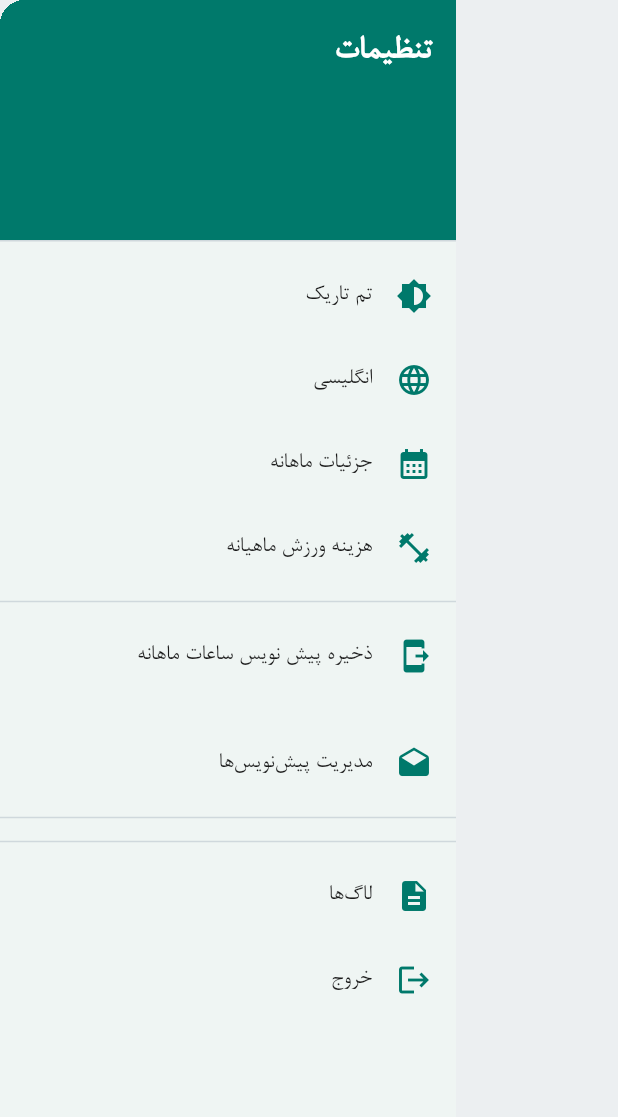
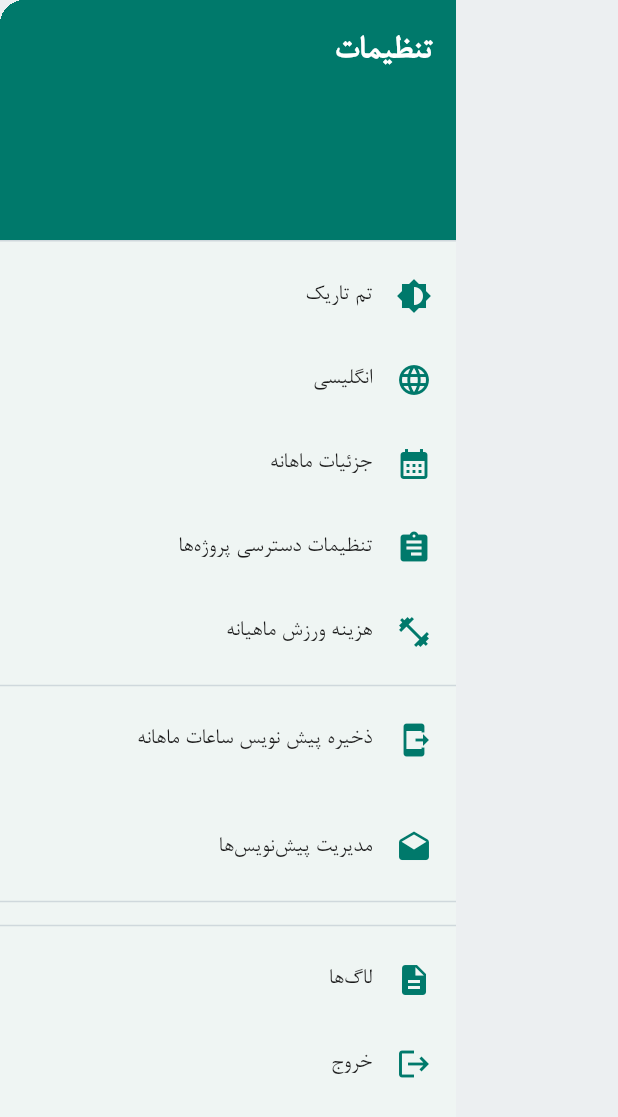
Before and after one commit to masood129/timesheet, a Flutter app: the MainDrawer widget shown alone on an empty page, opened directly, on a phone screen of 412 x 824 dp. Shown: the top 1117 px of the screen. Run offline on Flutter 3.47's test engine with Material 3 defaults, Android fonts, the phone set to English and light mode, and no system bars; our stand-ins replace flutter_dotenv, flutter_easyloading, flutter_native_splash, get, permission_handler, shamsi_date and 3 more; missing offline and left inert: dart:html, excel, file_saver, persian_datetime_picker; accounts and stored records are empty; network calls fail.

Commit message:
feat: اضافه کردن صفحه تنظیمات دسترسی پروژه‌ها به منو

```diff
--- a/lib/home/component/widget/main_drawer.dart
+++ b/lib/home/component/widget/main_drawer.dart
@@ -7,6 +7,7 @@ import '../../controller/auth_controller.dart';
 import '../../controller/home_controller.dart';
 import '../../view/monthly_table_page.dart';
 import '../../view/logs_viewer_page.dart';
+import '../../view/project_access_page.dart';
 import 'draft_reports_dialog.dart';
 import 'gym_cost_dialog.dart';
 import 'monthly_report_dialog.dart';
@@ -73,6 +74,17 @@ class MainDrawer extends StatelessWidget {
             onTap: () {
               Navigator.pop(context);
               Get.to(() => MonthlyTablePage());
+            },
+          ),
+          ListTile(
+            leading: Icon(Icons.assignment, color: colorScheme.primary),
+            title: Text(
+              'تنظیمات دسترسی پروژه‌ها',
+              style: TextStyle(color: colorScheme.onSurface),
+            ),
+            onTap: () {
+              Navigator.pop(context);
+              Get.to(() => const ProjectAccessPage());
             },
           ),
           ListTile(
```
